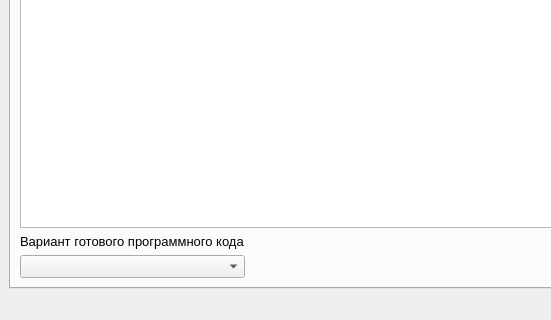
Nemilad/Fusion_Simulator, file mainwindow.ui: the form before one commit; both pictures show x 0 to 551 and y 400 to 720 of the 1520 by 720 pixel window.
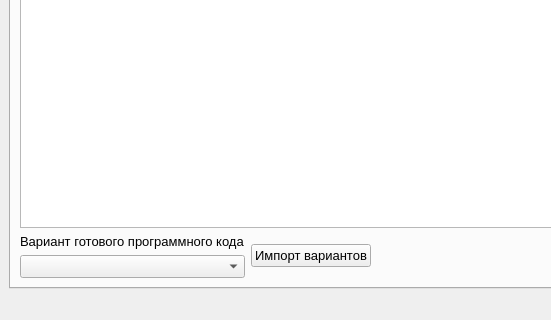
The form after the commit. The open tabs and pages were chosen to show the change. Icons and pictures are not drawn.

Patch:
```diff
--- a/mainwindow.ui
+++ b/mainwindow.ui
@@ -1422,6 +1422,13 @@
             </item>
            </layout>
           </item>
+          <item>
+           <widget class="QPushButton" name="pushButton_macro_import">
+            <property name="text">
+             <string>Импорт вариантов</string>
+            </property>
+           </widget>
+          </item>
           <item>
            <layout class="QVBoxLayout" name="verticalLayout_5"/>
           </item>
```
Left out of the diff: 2 changed lines with no effect on the pictures.
